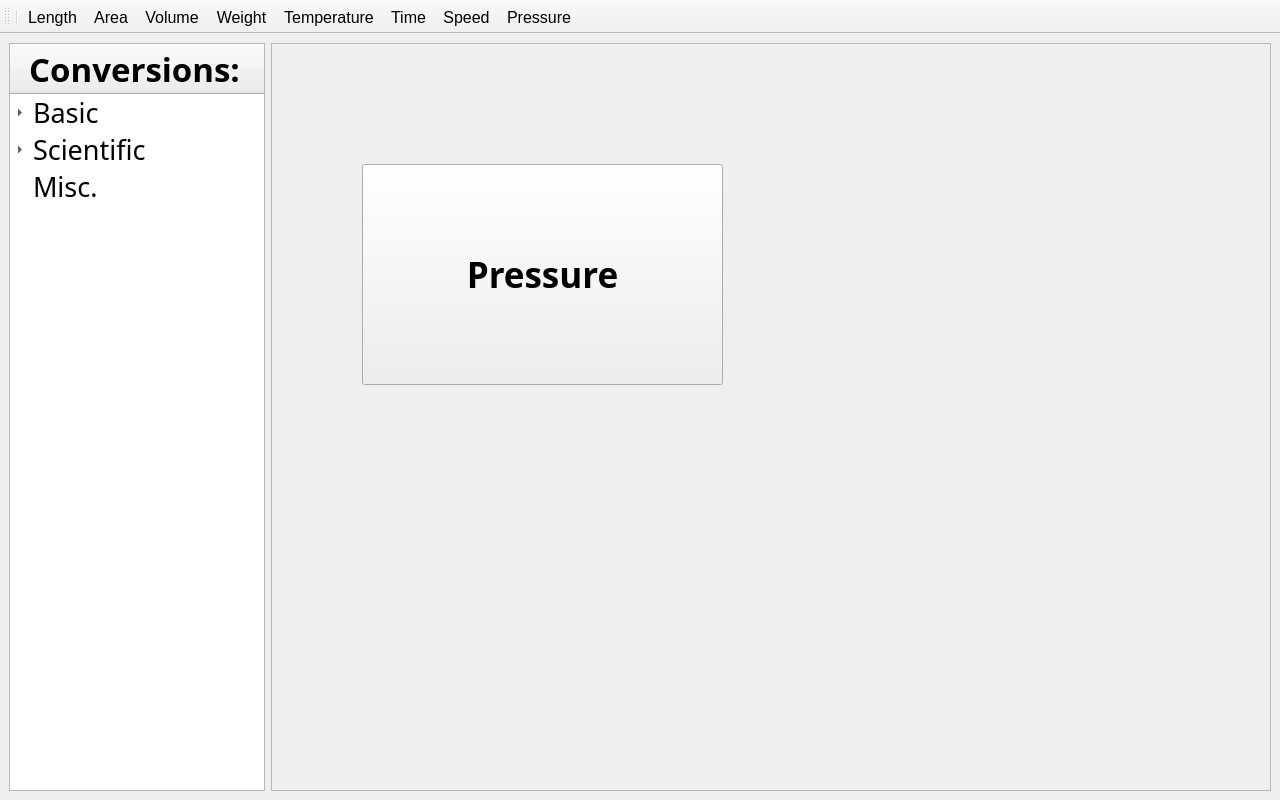
The window that mainwindow.ui (30vam/cute-converter) describes before a commit, drawn with Qt 5.
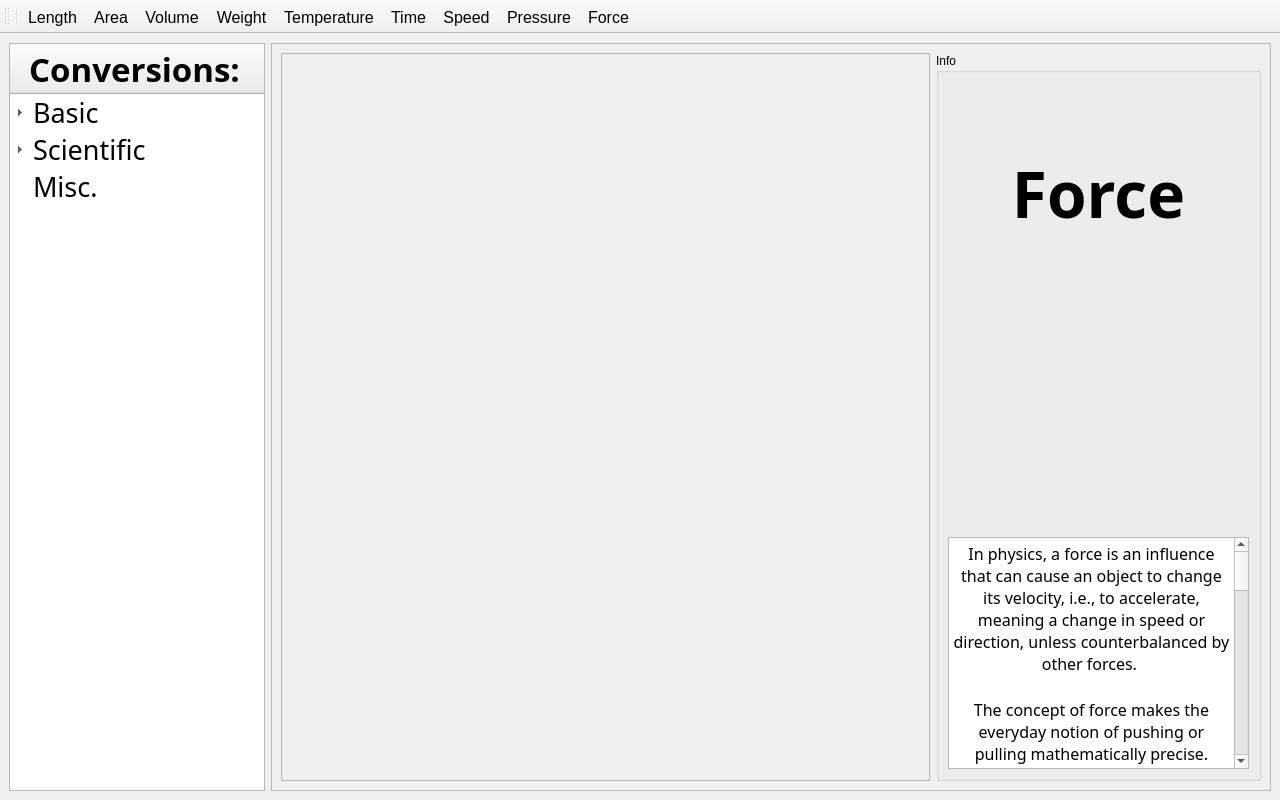
The same window after the commit. The open tabs and pages were chosen to show the change. Icons and pictures are not drawn.

Commit message: Added force widget page

```diff
--- a/mainwindow.ui
+++ b/mainwindow.ui
@@ -2067,6 +2067,183 @@
         </item>
        </layout>
       </widget>
+      <widget class="QWidget" name="forceWidget">
+       <layout class="QHBoxLayout" name="horizontalLayout_10" stretch="2,1">
+        <item>
+         <widget class="QScrollArea" name="forceScrollArea">
+          <property name="sizePolicy">
+           <sizepolicy hsizetype="Expanding" vsizetype="Expanding">
+            <horstretch>0</horstretch>
+            <verstretch>0</verstretch>
+           </sizepolicy>
+          </property>
+          <property name="widgetResizable">
+           <bool>true</bool>
+          </property>
+          <widget class="QWidget" name="scrollAreaWidgetContents_9">
+           <property name="geometry">
+            <rect>
+             <x>0</x>
+             <y>0</y>
+             <width>647</width>
+             <height>639</height>
+            </rect>
+           </property>
+          </widget>
+         </widget>
+        </item>
+        <item>
+         <widget class="QGroupBox" name="forceInfoGroupBox">
+          <property name="sizePolicy">
+           <sizepolicy hsizetype="Ignored" vsizetype="Ignored">
+            <horstretch>0</horstretch>
+            <verstretch>0</verstretch>
+           </sizepolicy>
+          </property>
+          <property name="title">
+           <string>Info</string>
+          </property>
+          <layout class="QVBoxLayout" name="verticalLayout_9">
+           <item>
+            <widget class="QLabel" name="forceLabel">
+             <property name="sizePolicy">
+              <sizepolicy hsizetype="Preferred" vsizetype="Preferred">
+               <horstretch>0</horstretch>
+               <verstretch>0</verstretch>
+              </sizepolicy>
+             </property>
+             <property name="minimumSize">
+              <size>
+               <width>0</width>
+               <height>0</height>
+              </size>
+             </property>
+             <property name="font">
+              <font>
+               <family>Aleo</family>
+               <pointsize>48</pointsize>
+               <italic>false</italic>
+               <bold>true</bold>
+               <underline>false</underline>
+               <strikeout>false</strikeout>
+              </font>
+             </property>
+             <property name="text">
+              <string>&lt;html&gt;&lt;head/&gt;&lt;body&gt;&lt;p&gt;Force&lt;/p&gt;&lt;/body&gt;&lt;/html&gt;</string>
+             </property>
+             <property name="textFormat">
+              <enum>Qt::AutoText</enum>
+             </property>
+             <property name="scaledContents">
+              <bool>false</bool>
+             </property>
+             <property name="alignment">
+              <set>Qt::AlignCenter</set>
+             </property>
+             <property name="wordWrap">
+              <bool>false</bool>
+             </property>
+            </widget>
+           </item>
+           <item>
+            <widget class="QLabel" name="forceImageLabel">
+             <property name="sizePolicy">
+              <sizepolicy hsizetype="Preferred" vsizetype="Preferred">
+               <horstretch>0</horstretch>
+               <verstretch>0</verstretch>
+              </sizepolicy>
+             </property>
+             <property name="minimumSize">
+              <size>
+               <width>0</width>
+               <height>0</height>
+              </size>
+             </property>
+             <property name="font">
+              <font>
+               <pointsize>20</pointsize>
+               <bold>false</bold>
+               <underline>false</underline>
+               <strikeout>false</strikeout>
+              </font>
+             </property>
+             <property name="text">
+              <string/>
+             </property>
+             <property name="textFormat">
+              <enum>Qt::AutoText</enum>
+             </property>
+             <property name="pixmap">
+              <pixmap resource="icons.qrc">:/icons/force_icon.png</pixmap>
+             </property>
+             <property name="scaledContents">
+              <bool>true</bool>
+             </property>
+             <property name="wordWrap">
+              <bool>false</bool>
+             </property>
+            </widget>
+           </item>
+           <item>
+            <widget class="QTextBrowser" name="forceTextBrowser">
+             <property name="sizePolicy">
+              <sizepolicy hsizetype="Preferred" vsizetype="Fixed">
+               <horstretch>0</horstretch>
+               <verstretch>0</verstretch>
+              </sizepolicy>
+             </property>
+             <property name="minimumSize">
+              <size>
+               <width>0</width>
+               <height>232</height>
+              </size>
+             </property>
+             <property name="maximumSize">
+              <size>
+               <width>16777215</width>
+               <height>232</height>
+              </size>
+             </property>
+             <property name="font">
+              <font>
+               <family>Aleo</family>
+               <pointsize>12</pointsize>
+              </font>
+             </property>
+             <property name="documentTitle">
+              <string/>
+             </property>
+             <property name="lineWrapMode">
+              <enum>QTextEdit::WidgetWidth</enum>
+             </property>
+             <property name="html">
+              <string>&lt;!DOCTYPE HTML PUBLIC &quot;-//W3C//DTD HTML 4.0//EN&quot; &quot;http://www.w3.org/TR/REC-html40/strict.dtd&quot;&gt;
+&lt;html&gt;&lt;head&gt;&lt;meta name=&quot;qrichtext&quot; content=&quot;1&quot; /&gt;&lt;meta charset=&quot;utf-8&quot; /&gt;&lt;style type=&quot;text/css&quot;&gt;
+p, li { white-space: pre-wrap; }
+hr { height: 1px; border-width: 0; }
+li.unchecked::marker { content: &quot;\2610&quot;; }
+li.checked::marker { content: &quot;\2612&quot;; }
+&lt;/style&gt;&lt;/head&gt;&lt;body style=&quot; font-family:'Aleo'; font-size:12pt; font-weight:400; font-style:normal;&quot;&gt;
+&lt;p align=&quot;center&quot; style=&quot; margin-top:0px; margin-bottom:0px; margin-left:0px; margin-right:0px; -qt-block-indent:0; text-indent:0px;&quot;&gt;In physics, a force is an influence that can cause an object to change its velocity, i.e., to accelerate, meaning a change in speed or direction, unless counterbalanced by other forces. &lt;/p&gt;
+&lt;p align=&quot;center&quot; style=&quot;-qt-paragraph-type:empty; margin-top:0px; margin-bottom:0px; margin-left:0px; margin-right:0px; -qt-block-indent:0; text-indent:0px;&quot;&gt;&lt;br /&gt;&lt;/p&gt;
+&lt;p align=&quot;center&quot; style=&quot; margin-top:0px; margin-bottom:0px; margin-left:0px; margin-right:0px; -qt-block-indent:0; text-indent:0px;&quot;&gt;The concept of force makes the everyday notion of pushing or pulling mathematically precise. Because the magnitude and direction of a force are both important, force is a vector quantity. The SI unit of force is the newton (N), and force is often represented by the symbol F.&lt;/p&gt;
+&lt;p align=&quot;center&quot; style=&quot;-qt-paragraph-type:empty; margin-top:0px; margin-bottom:0px; margin-left:0px; margin-right:0px; -qt-block-indent:0; text-indent:0px;&quot;&gt;&lt;br /&gt;&lt;/p&gt;
+&lt;p align=&quot;center&quot; style=&quot; margin-top:0px; margin-bottom:0px; margin-left:0px; margin-right:0px; -qt-block-indent:0; text-indent:0px;&quot;&gt;Force plays a central role in classical mechanics, figuring in all three of Newton's laws of motion, which specify that the force on an object with an unchanging mass is equal to the product of the object's mass and the acceleration that it undergoes. Types of forces often encountered in classical mechanics include elastic, frictional, contact or &amp;quot;normal&amp;quot; forces, and gravitational. &lt;/p&gt;
+&lt;p align=&quot;center&quot; style=&quot;-qt-paragraph-type:empty; margin-top:0px; margin-bottom:0px; margin-left:0px; margin-right:0px; -qt-block-indent:0; text-indent:0px;&quot;&gt;&lt;br /&gt;&lt;/p&gt;
+&lt;p align=&quot;center&quot; style=&quot; margin-top:0px; margin-bottom:0px; margin-left:0px; margin-right:0px; -qt-block-indent:0; text-indent:0px;&quot;&gt;The rotational version of force is torque, which produces changes in the rotational speed of an object. In an extended body, each part often applies forces on the adjacent parts; the distribution of such forces through the body is the internal mechanical stress. In equilibrium these stresses cause no acceleration of the body as the forces balance one another. If these are not in equilibrium they can cause deformation of solid materials, or flow in fluids.&lt;/p&gt;
+&lt;p align=&quot;center&quot; style=&quot;-qt-paragraph-type:empty; margin-top:0px; margin-bottom:0px; margin-left:0px; margin-right:0px; -qt-block-indent:0; text-indent:0px;&quot;&gt;&lt;br /&gt;&lt;/p&gt;
+&lt;p align=&quot;center&quot; style=&quot; margin-top:0px; margin-bottom:0px; margin-left:0px; margin-right:0px; -qt-block-indent:0; text-indent:0px;&quot;&gt;In modern physics, which includes relativity and quantum mechanics, the laws governing motion are revised to rely on fundamental interactions as the ultimate origin of force, but the understanding of force provided by classical mechanics remains entirely satisfactory for many practical purposes.&lt;/p&gt;&lt;/body&gt;&lt;/html&gt;</string>
+             </property>
+             <property name="openLinks">
+              <bool>false</bool>
+             </property>
+            </widget>
+           </item>
+          </layout>
+         </widget>
+        </item>
+       </layout>
+      </widget>
      </widget>
     </item>
    </layout>
@@ -2114,6 +2291,7 @@
    <addaction name="switchToTimeAction"/>
    <addaction name="switchToSpeedAction"/>
    <addaction name="switchToPressureAction"/>
+   <addaction name="switchToForceAction"/>
   </widget>
   <action name="switchToLengthAction">
    <property name="icon">
@@ -2208,7 +2386,19 @@
     <string>Pressure</string>
    </property>
    <property name="toolTip">
-    <string>Switch to ressure converter</string>
+    <string>Switch to pressure converter</string>
+   </property>
+  </action>
+  <action name="switchToForceAction">
+   <property name="icon">
+    <iconset resource="icons.qrc">
+     <normaloff>:/icons/force_icon.png</normaloff>:/icons/force_icon.png</iconset>
+   </property>
+   <property name="text">
+    <string>Force</string>
+   </property>
+   <property name="toolTip">
+    <string>Switch to Force converter</string>
    </property>
   </action>
  </widget>
```
Left out of the diff: 56 changed lines with no effect on the pictures. The commit also changes 2 other files.
